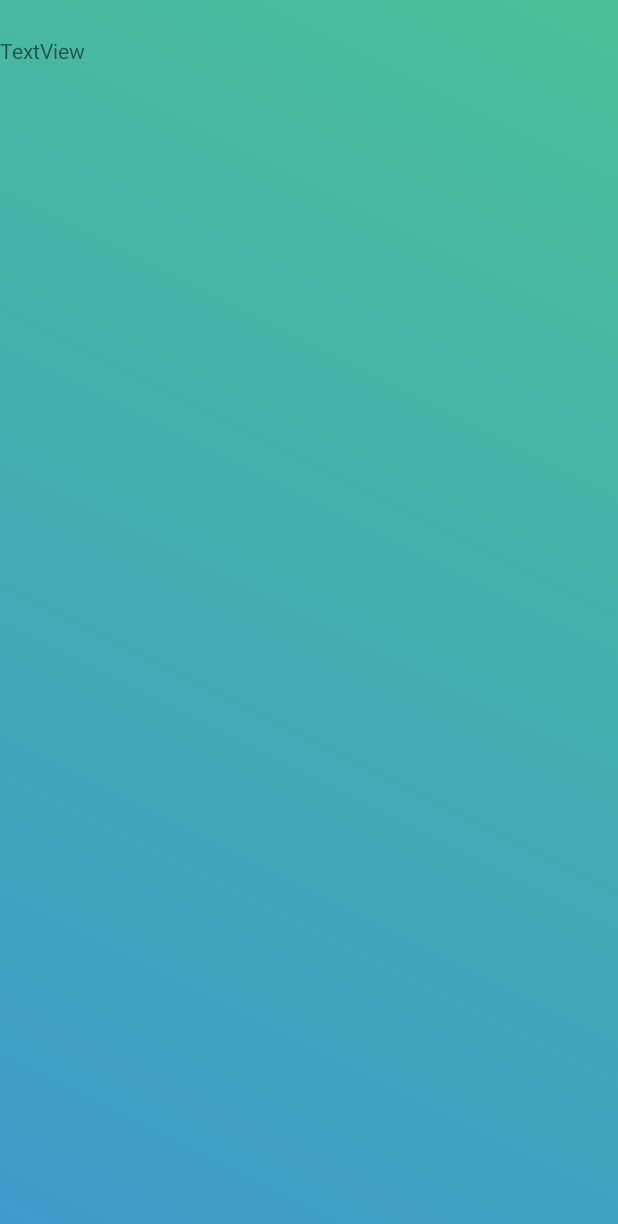
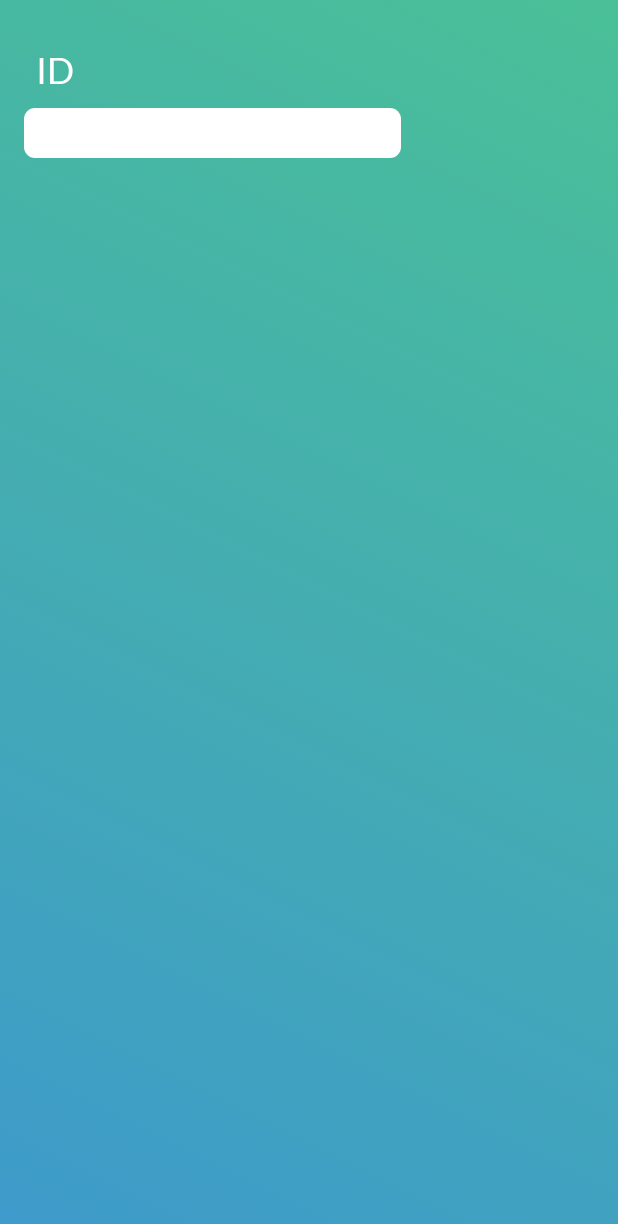
Before and after one commit to nickarad/android-nfc-feature, an Android app: the DisplayMessageActivity screen opened directly, with no data from a screen before it, on a phone screen of 412 x 824 dp. Shown: the top 1224 px of the screen. Run offline under Robolectric (Android 15) with nearby library versions, the phone set to English and light mode, and no system bars.

Commit message:
Change Textview format

```diff
--- a/app/build.gradle
+++ b/app/build.gradle
@@ -26,4 +26,5 @@ dependencies {
     androidTestImplementation 'com.android.support.test:runner:1.0.1'
     androidTestImplementation 'com.android.support.test.espresso:espresso-core:3.0.1'
     compile 'com.squareup.okhttp3:okhttp:3.4.1'
+    implementation 'com.android.support:design:26.1.0'
 }
--- /dev/null
+++ b/app/src/main/res/drawable/rounded_corners.xml
@@ -0,0 +1,15 @@
+<?xml version="1.0" encoding="utf-8"?>
+<shape xmlns:android="http://schemas.android.com/apk/res/android">
+
+    <solid
+        android:color="#ffffff" >
+    </solid>
+
+    <corners android:radius="7dp" />
+    <padding
+
+        android:top="2dp"
+        android:left="4dp"
+        android:bottom="2dp"
+        android:right="2dp" />
+</shape>
--- a/app/src/main/res/layout/activity_display_message.xml
+++ b/app/src/main/res/layout/activity_display_message.xml
@@ -8,20 +8,45 @@
     tools:context="com.example.nikos.nfc.DisplayMessageActivity">
 
     <TextView
+        android:id="@+id/textView"
+        android:layout_width="251dp"
+        android:layout_height="33dp"
+
+        android:layout_marginStart="16dp"
+        android:layout_marginTop="72dp"
+        android:background="@drawable/rounded_corners"
+        android:fontFamily="@font/lato"
+        android:padding="5dp"
+        android:text=" "
+        android:textColor="@color/colorAccent"
+        android:textSize="18sp"
+        app:layout_constraintStart_toStartOf="parent"
+        app:layout_constraintTop_toTopOf="parent" />
+
+    <TextView
+        android:id="@+id/textView3"
+        android:layout_width="34dp"
+        android:layout_height="34dp"
+        android:layout_marginStart="24dp"
+        android:layout_marginTop="32dp"
+        android:fontFamily="@font/lato"
+        android:text="ID"
+        android:textAllCaps="false"
+        android:textColor="@color/FFFFFF"
+        android:textSize="24sp"
+        app:layout_constraintStart_toStartOf="parent"
+        app:layout_constraintTop_toTopOf="parent" />
+
+    <TextView
         android:id="@+id/text_view_result"
         android:layout_width="wrap_content"
         android:layout_height="wrap_content"
-        android:layout_marginTop="24dp"
-        android:text="TextView"
-        app:layout_constraintTop_toTopOf="parent"
-        tools:layout_editor_absoluteX="31dp" />
+        android:layout_marginStart="24dp"
+        android:layout_marginTop="148dp"
+        android:text="             "
+        app:layout_constraintStart_toStartOf="parent"
+        app:layout_constraintTop_toTopOf="parent" />
 
-    <TextView
-        android:id="@+id/textView"
-        android:layout_width="wrap_content"
-        android:layout_height="wrap_content"
-        android:text="       "
-        tools:layout_editor_absoluteX="31dp"
-        tools:layout_editor_absoluteY="82dp" />
+
 
 </android.support.constraint.ConstraintLayout>
--- a/app/src/main/res/layout/activity_main.xml
+++ b/app/src/main/res/layout/activity_main.xml
@@ -54,7 +54,7 @@
         android:layout_height="wrap_content"
         android:fontFamily="@font/lato"
         android:text="UID"
-        android:textColor="@color/ic_launcher_background"
+        android:textColor="@color/FFFFFF"
         android:textSize="24sp" />
 
     <TextView
--- a/app/src/main/res/values/colors.xml
+++ b/app/src/main/res/values/colors.xml
@@ -2,6 +2,6 @@
 <resources>
     <color name="colorPrimary">#3F51B5</color>
     <color name="colorPrimaryDark">#303F9F</color>
-    <color name="colorAccent">#FF4081</color>
+    <color name="colorAccent">#4ac097</color>
     <color name="FFFFFF">#ffffff</color>
 </resources>
--- a/app/src/main/res/values/ic_launcher_background.xml
+++ b/app/src/main/res/values/ic_launcher_background.xml
@@ -1,4 +1,4 @@
 <?xml version="1.0" encoding="utf-8"?>
 <resources>
-    <color name="ic_launcher_background">#dcefda</color>
+    <color name="ic_launcher_background">#ecf0ef</color>
 </resources>
```
